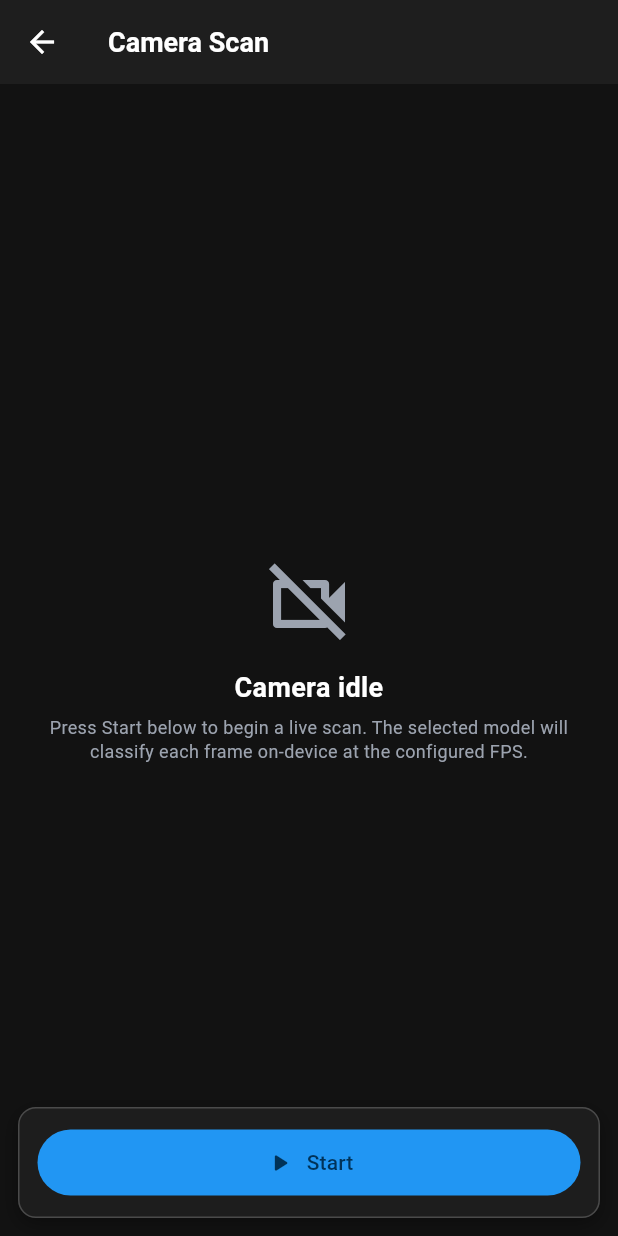
After one commit to nexas105/flutter_nsfw_scaner, a Flutter app: the CameraScreen screen opened directly, on a phone screen of 412 x 824 dp. The commit adds this screen. Run offline on Flutter 3.47's test engine with Material 3 defaults, Android fonts, the phone set to English and light mode, and no system bars; our stand-ins replace plugin_platform_interface, share_plus, shared_preferences; missing offline and left inert: app_settings, photo_manager, photo_manager_image_provider; accounts and stored records are empty.

Commit message:
feat(camera-demo): add Camera Scan screen with start/stop and bottom-nav entry (TEST-01)
Adds the example app's fourth bottom-nav destination — `Camera` —
backed by a new `CameraScreen` that hosts an `NsfwCameraView` for
live on-device scanning.

The screen takes the **fallback** lifecycle approach from the plan
note: it does not own the `CameraScanSession` itself. Instead, when
`_running` is true the screen mounts a single `NsfwCameraView` which
manages its own session via `initState`/`dispose`. Future feature
commits (TEST-02 model picker, TEST-03 mode toggle) will trigger a
clean restart by bumping a `ValueKey` to force unmount + remount —
guaranteeing exactly one camera session is alive at any time, no
concurrent-session `StateError` risk.

Files:
- `example/lib/screens/camera_screen.dart` — new. `_CameraScreenState`,
  `_CameraIdlePanel`, `_CameraControlsBar`. Themed via `appNsfwTheme`
  (matches gallery / picker / headless screens).
- `example/lib/main.dart` — appends `CameraScreen()` to
  `_RootNav._screens` and adds the matching `videocam` /
  `videocam_outlined` `NavigationDestination`. The existing
  `lastTabIndex.clamp(0, _screens.length - 1)` handles the new range
  without changes to `AppSettings`.

Permission-denied path renders a snackbar and resets to the idle
state (matches gallery-screen failure pattern).

```diff
--- a/example/lib/main.dart
+++ b/example/lib/main.dart
@@ -1,6 +1,7 @@
 import 'package:flutter/foundation.dart';
 import 'package:flutter/material.dart';
 import 'package:nsfw_detect/nsfw_detect.dart';
+import 'screens/camera_screen.dart';
 import 'screens/gallery_screen.dart';
 import 'screens/headless_scan_screen.dart';
 import 'screens/picker_screen.dart';
@@ -65,6 +66,7 @@ class _RootNavState extends State<_RootNav> {
     GalleryScreen(),
     PickerScreen(),
     HeadlessScanScreen(),
+    CameraScreen(),
   ];
 
   @override
@@ -93,6 +95,11 @@ class _RootNavState extends State<_RootNav> {
             selectedIcon: Icon(Icons.code),
             label: 'Headless',
           ),
+          NavigationDestination(
+            icon: Icon(Icons.videocam_outlined),
+            selectedIcon: Icon(Icons.videocam),
+            label: 'Camera',
+          ),
         ],
       ),
     );
--- /dev/null
+++ b/example/lib/screens/camera_screen.dart
@@ -0,0 +1,227 @@
+import 'package:flutter/material.dart';
+import 'package:nsfw_detect/nsfw_detect.dart';
+
+import '../main.dart';
+
+/// Live camera-scan demo screen — a peer of [GalleryScreen],
+/// [PickerScreen], and [HeadlessScanScreen].
+///
+/// Lifecycle ownership note (per Phase-05 PLAN, "Note on NsfwCameraView
+/// ownership of the session"): this screen takes the **fallback**
+/// approach — it does not own the [CameraScanSession] itself. Instead,
+/// when [_running] is true the screen mounts a single [NsfwCameraView]
+/// which owns its own session via `initState` / `dispose`. Switching
+/// model or mode (later commits) unmounts the widget (clean stop) and
+/// remounts it with fresh creation params (clean start). One session
+/// at a time, no concurrent-session [StateError] risk.
+///
+/// Mirrors the controls bar pattern from [HeadlessScanScreen]: a single
+/// `_running` flag toggles UI without coupling lifecycle to any child.
+class CameraScreen extends StatefulWidget {
+  const CameraScreen({super.key});
+
+  @override
+  State<CameraScreen> createState() => _CameraScreenState();
+}
+
+class _CameraScreenState extends State<CameraScreen> {
+  bool _running = false;
+  // ignore: unused_field — read by feature commits TEST-02/03/04 (HUD log).
+  CameraFrameResult? _lastResult;
+  // ignore: unused_field — read by feature commits TEST-02/03/04 (error tile).
+  Object? _lastError;
+
+  // Force a full remount of NsfwCameraView when configuration changes
+  // so the underlying CameraScanSession is recreated (fresh start).
+  // Bumping this key while _running == true causes Flutter to dispose
+  // the previous widget (which calls stopCameraScan) and instantiate a
+  // new one (which calls startCameraScan).
+  int _viewKey = 0;
+
+  CameraConfiguration _currentConfig() => const CameraConfiguration();
+
+  void _start() {
+    if (_running) return;
+    setState(() {
+      _running = true;
+      _lastError = null;
+      _lastResult = null;
+      _viewKey += 1;
+    });
+  }
+
+  void _stop() {
+    if (!_running) return;
+    setState(() {
+      _running = false;
+      _lastResult = null;
+    });
+  }
+
+  void _onResult(CameraFrameResult r) {
+    if (!mounted) return;
+    setState(() => _lastResult = r);
+  }
+
+  void _onError(Object e) {
+    if (!mounted) return;
+    setState(() => _lastError = e);
+    final messenger = ScaffoldMessenger.maybeOf(context);
+    messenger?.showSnackBar(SnackBar(
+      content: Text('Camera error: $e'),
+      backgroundColor: appNsfwTheme.danger,
+    ));
+  }
+
+  void _onPermissionDenied() {
+    if (!mounted) return;
+    setState(() {
+      _running = false;
+      _lastError = 'Camera permission denied.';
+    });
+    final messenger = ScaffoldMessenger.maybeOf(context);
+    messenger?.showSnackBar(SnackBar(
+      content: const Text(
+        'Camera permission denied. Enable it in Settings to scan live.',
+      ),
+      backgroundColor: appNsfwTheme.danger,
+    ));
+  }
+
+  @override
+  Widget build(BuildContext context) {
+    final t = appNsfwTheme;
+    return Scaffold(
+      backgroundColor: t.gallery.scaffoldBackgroundColor,
+      appBar: AppBar(
+        title: Text(
+          'Camera Scan',
+          style: t.typography.title.copyWith(fontSize: 18),
+        ),
+        backgroundColor: t.surface,
+      ),
+      body: Stack(
+        children: [
+          if (_running)
+            Positioned.fill(
+              child: NsfwCameraView(
+                key: ValueKey(_viewKey),
+                config: _currentConfig(),
+                onResult: _onResult,
+                onError: _onError,
+                onPermissionDenied: _onPermissionDenied,
+                theme: t.gallery,
+              ),
+            )
+          else
+            const _CameraIdlePanel(),
+          Positioned(
+            left: 0,
+            right: 0,
+            bottom: 0,
+            child: _CameraControlsBar(
+              running: _running,
+              onStart: _start,
+              onStop: _stop,
+              theme: t,
+            ),
+          ),
+        ],
+      ),
+    );
+  }
+}
+
+class _CameraIdlePanel extends StatelessWidget {
+  const _CameraIdlePanel();
+
+  @override
+  Widget build(BuildContext context) {
+    final t = appNsfwTheme;
+    return Center(
+      child: Padding(
+        padding: EdgeInsets.symmetric(horizontal: t.spacing.xl),
+        child: Column(
+          mainAxisSize: MainAxisSize.min,
+          children: [
+            Icon(Icons.videocam_off_outlined,
+                size: 64, color: t.onSurfaceMuted),
+            SizedBox(height: t.spacing.md),
+            Text(
+              'Camera idle',
+              style: t.typography.title.copyWith(fontSize: 18),
+              textAlign: TextAlign.center,
+            ),
+            SizedBox(height: t.spacing.sm),
+            Text(
+              'Press Start below to begin a live scan. The selected model '
+              'will classify each frame on-device at the configured FPS.',
+              style: t.typography.caption,
+              textAlign: TextAlign.center,
+            ),
+          ],
+        ),
+      ),
+    );
+  }
+}
+
+class _CameraControlsBar extends StatelessWidget {
+  final bool running;
+  final VoidCallback onStart;
+  final VoidCallback onStop;
+  final NsfwTheme theme;
+
+  const _CameraControlsBar({
+    required this.running,
+    required this.onStart,
+    required this.onStop,
+    required this.theme,
+  });
+
+  @override
+  Widget build(BuildContext context) {
+    final t = theme;
+    return SafeArea(
+      top: false,
+      child: Container(
+        margin: EdgeInsets.all(t.spacing.md),
+        padding: EdgeInsets.all(t.spacing.md),
+        decoration: BoxDecoration(
+          color: t.surface.withValues(alpha: 0.92),
+          borderRadius: BorderRadius.circular(t.spacing.md),
+          border: Border.all(color: t.outline),
+          boxShadow: t.elevation.mid,
+        ),
+        child: Row(
+          children: [
+            Expanded(
+              child: running
+                  ? FilledButton.icon(
+                      onPressed: onStop,
+                      icon: const Icon(Icons.stop_rounded, size: 20),
+                      label: const Text('Stop'),
+                      style: FilledButton.styleFrom(
+                        backgroundColor: t.danger,
+                        padding: EdgeInsets.symmetric(
+                            vertical: t.spacing.md),
+                      ),
+                    )
+                  : FilledButton.icon(
+                      onPressed: onStart,
+                      icon: const Icon(
+                          Icons.play_arrow_rounded, size: 20),
+                      label: const Text('Start'),
+                      style: FilledButton.styleFrom(
+                        backgroundColor: t.accent,
+                        padding: EdgeInsets.symmetric(
+                            vertical: t.spacing.md),
+                      ),
+                    ),
+            ),
+          ],
+        ),
+      ),
+    );
+  }
+}
```
